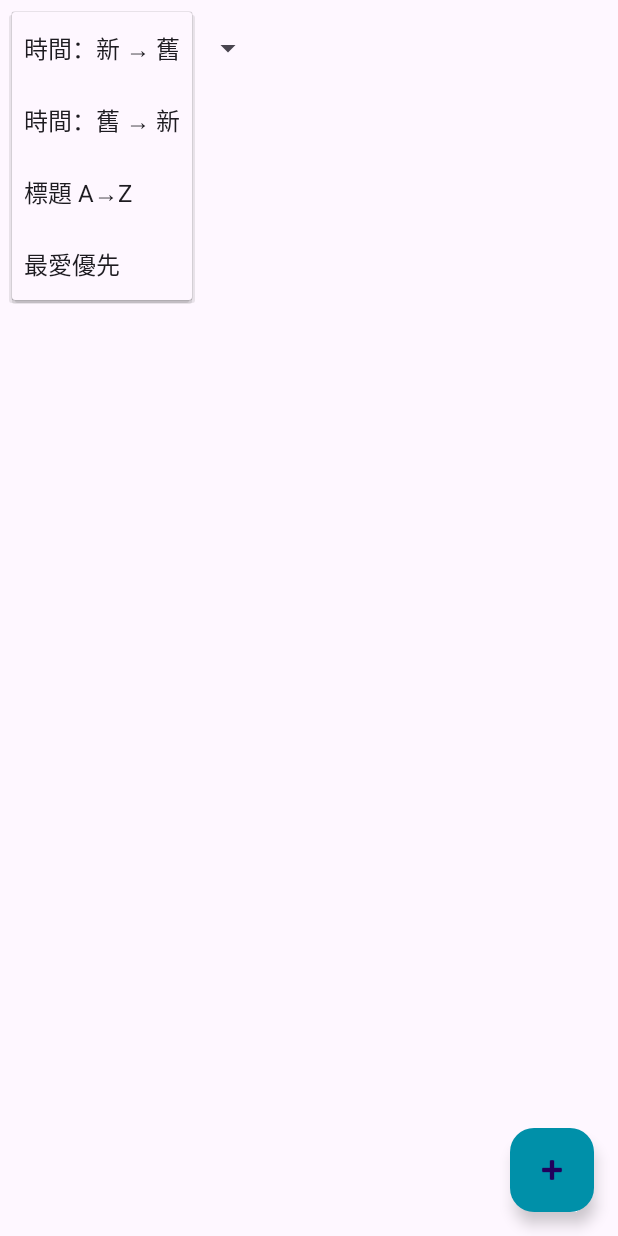
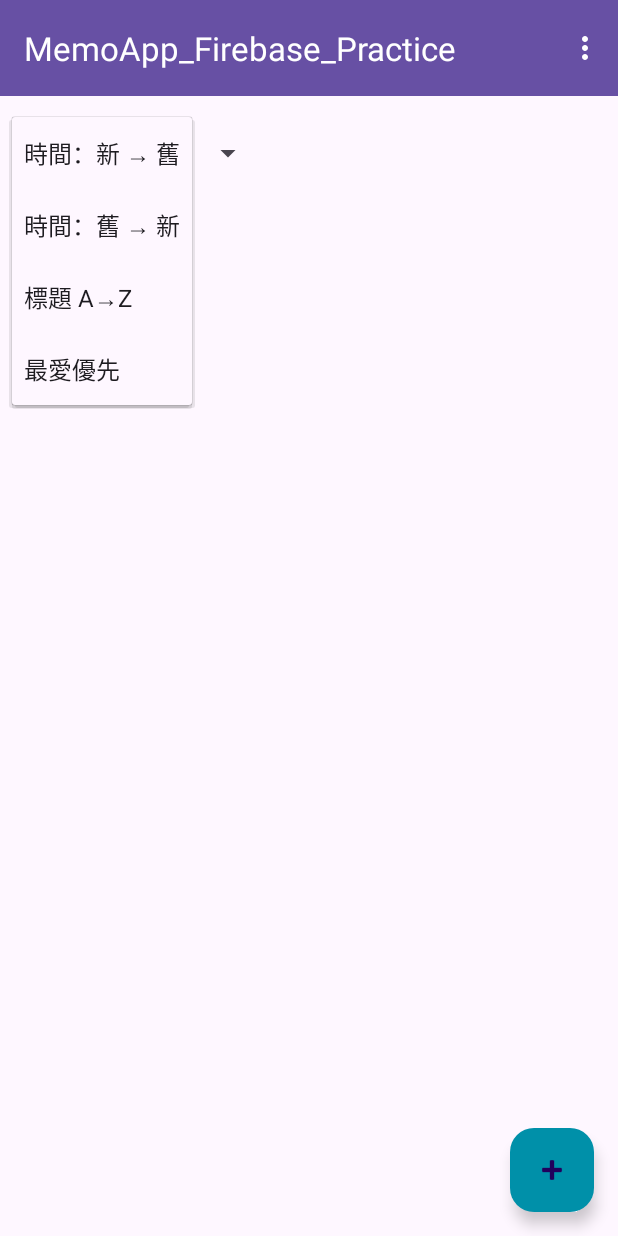
Before and after one commit to PengWorks1114/MemoApp_Firebase_Practice, an Android app: the screen it shows after launch once a user with an empty profile is signed in (MemoListActivity), after a tap on "時間：新 → 舊", on a phone screen of 412 x 824 dp. Run offline under Robolectric (Android 15) with nearby library versions, the phone set to English and light mode, and no system bars; our stand-ins replace Firebase (no records; nobody signed in at launch, a user with empty details on screens opened directly).

Commit message:
暫定版

```diff
--- a/app/src/main/java/com/example/memoapp_firebase_practice/MemoListActivity.kt
+++ b/app/src/main/java/com/example/memoapp_firebase_practice/MemoListActivity.kt
@@ -37,6 +37,9 @@
     override fun onCreate(savedInstanceState: Bundle?) {
         super.onCreate(savedInstanceState)
         setContentView(R.layout.activity_memo_list)
+
+        val toolbar = findViewById<androidx.appcompat.widget.Toolbar>(R.id.toolbar)
+        setSupportActionBar(toolbar)
 
         db = FirebaseFirestore.getInstance()
 
@@ -235,4 +238,6 @@
         }
     }
 
+
+
 }
--- a/app/src/main/res/layout/activity_memo_list.xml
+++ b/app/src/main/res/layout/activity_memo_list.xml
@@ -4,8 +4,23 @@
     android:layout_width="match_parent"
     android:layout_height="match_parent">
 
+    <!-- 🧭 上方工具列容器 -->
+    <com.google.android.material.appbar.AppBarLayout
+        android:layout_width="match_parent"
+        android:layout_height="wrap_content"
+        android:theme="@style/ThemeOverlay.AppCompat.Dark.ActionBar">
+
+        <androidx.appcompat.widget.Toolbar
+            android:id="@+id/toolbar"
+            android:layout_width="match_parent"
+            android:layout_height="?attr/actionBarSize"
+            android:background="?attr/colorPrimary"
+            app:popupTheme="@style/ThemeOverlay.AppCompat.Light" />
+    </com.google.android.material.appbar.AppBarLayout>
+
     <!-- 📦 垂直排版容器：Spinner + SearchView + RecyclerView -->
     <LinearLayout
+        android:layout_marginTop="70dp"
         android:orientation="vertical"
         android:layout_width="match_parent"
         android:layout_height="match_parent"
```
